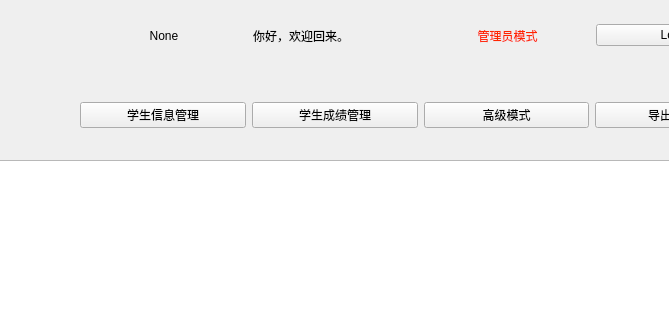
First picture: the form in UI_Part/SQL_UI/Admin_window.ui, repository LouSF/SQL_Class, before the edit; both pictures show x 229 to 898 and y 0 to 320 of the 1005 by 808 pixel window.
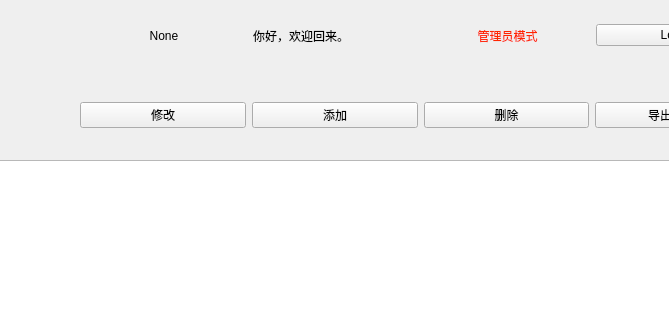
Second picture: the form after the edit. Icons and pictures are not drawn.

```diff
--- a/UI_Part/SQL_UI/Admin_window.ui
+++ b/UI_Part/SQL_UI/Admin_window.ui
@@ -126,21 +126,21 @@
     <item>
      <widget class="QPushButton" name="StudentInfoM_Button">
       <property name="text">
-       <string>学生信息管理</string>
+       <string>修改</string>
       </property>
      </widget>
     </item>
     <item>
      <widget class="QPushButton" name="StudentScoreM_Button">
       <property name="text">
-       <string>学生成绩管理</string>
+       <string>添加</string>
       </property>
      </widget>
     </item>
     <item>
      <widget class="QPushButton" name="Advance_Button">
       <property name="text">
-       <string>高级模式</string>
+       <string>删除</string>
       </property>
      </widget>
     </item>
```
Left out of the diff: 6 changed lines with no effect on the pictures.
